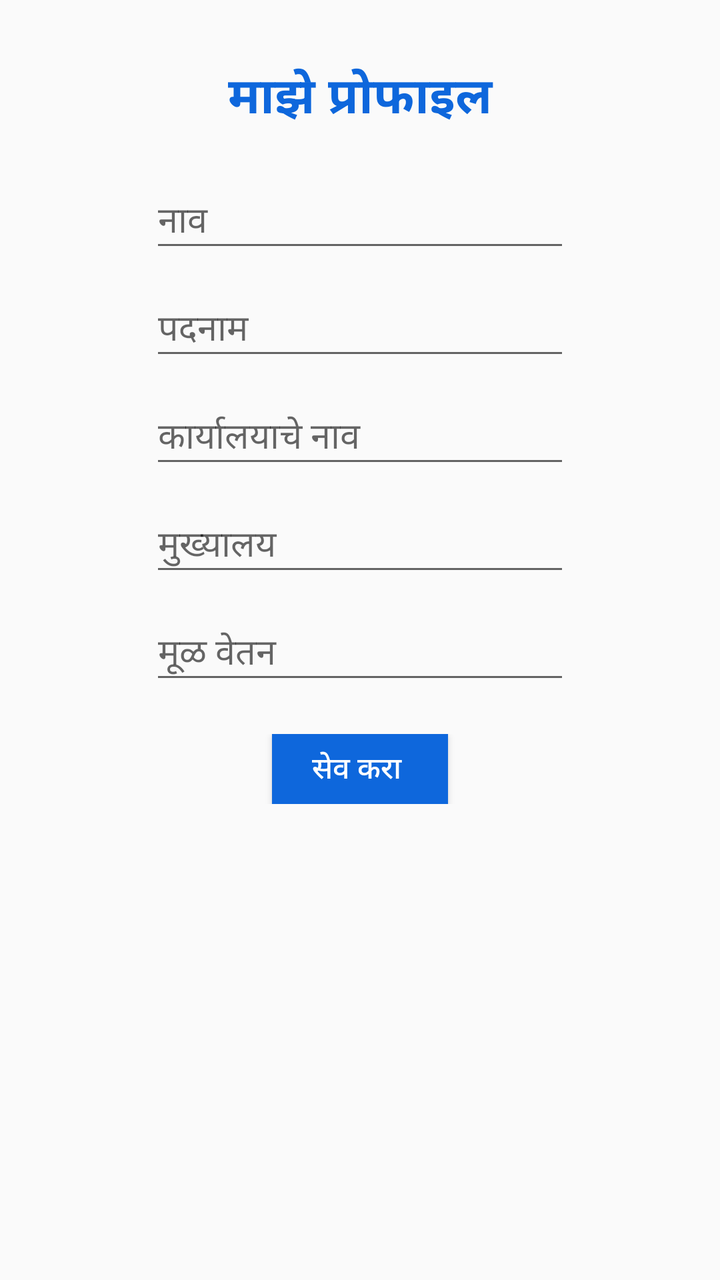
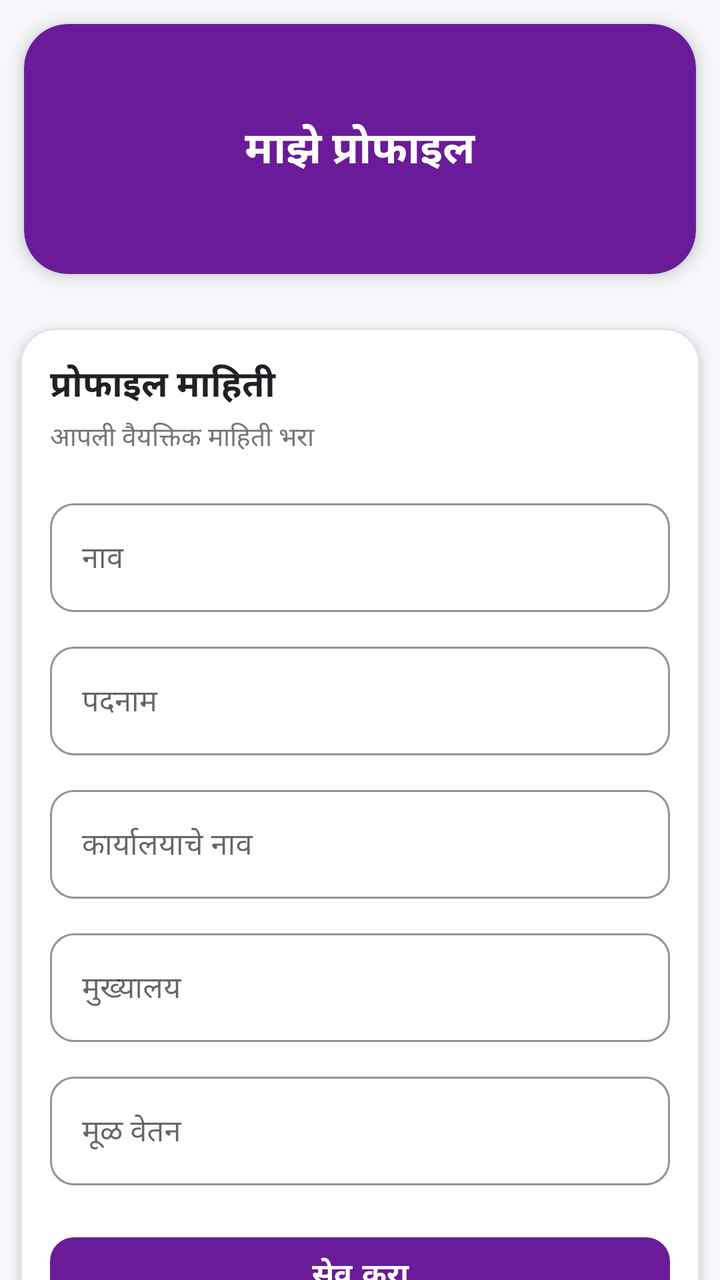

The first picture is an Android layout as it rendered before a commit; the second is the same layout after the commit. The layout source and the unified diff follow.
<!-- AndroidManifest.xml: application theme AppTheme -->
<!-- res/layout/activity_profile.xml -->
<?xml version="1.0" encoding="utf-8"?>
<LinearLayout xmlns:android="http://schemas.android.com/apk/res/android"
    xmlns:app="http://schemas.android.com/apk/res-auto"
    xmlns:tools="http://schemas.android.com/tools"
    android:layout_width="match_parent"
    android:layout_height="match_parent"
    tools:context=".ReportActivity"
    android:gravity="center_horizontal"
    android:orientation="vertical">

    <LinearLayout
        android:layout_width="match_parent"
        android:layout_height="wrap_content"
        android:orientation="vertical"
        android:layout_marginTop="30sp">

    <TextView
        android:layout_width="match_parent"
        android:layout_height="wrap_content"
        android:text="माझे प्रोफाइल"
        android:textSize="25sp"
        android:textStyle="bold"
        android:textColor="@color/colorPrimary"
        android:gravity="center"
        android:inputType="text"/>
    </LinearLayout>
    <EditText
        android:id="@+id/edd"
        android:layout_width="wrap_content"
        android:layout_height="wrap_content"
        android:ems="10"
        android:layout_marginTop="20dp"
        android:visibility="gone"
        android:inputType="text"/>
    <EditText
        android:id="@+id/ed11"
        android:layout_width="wrap_content"
        android:layout_height="wrap_content"
        android:ems="10"
        android:layout_marginTop="20dp"
        android:hint="नाव"
        android:inputType="text"/>

    <EditText
    android:id="@+id/ed22"
    android:layout_width="wrap_content"
    android:layout_height="wrap_content"
    android:ems="10"
    android:layout_marginTop="10dp"
    android:hint="पदनाम"
        android:inputType="text"/>

    <EditText
        android:id="@+id/ed3"
        android:layout_width="wrap_content"
        android:layout_height="wrap_content"
        android:ems="10"
        android:layout_marginTop="10dp"
        android:hint="कार्यालयाचे नाव"
        android:inputType="text"/>

    <EditText
        android:id="@+id/ed4"
        android:layout_width="wrap_content"
        android:layout_height="wrap_content"
        android:ems="10"
        android:layout_marginTop="10dp"
        android:hint="मुख्यालय "
        android:inputType="text"/>

    <EditText
        android:id="@+id/ed5"
        android:layout_width="wrap_content"
        android:layout_height="wrap_content"
        android:ems="10"
        android:layout_marginTop="10dp"
        android:hint="मूळ वेतन "
        android:inputType="number"/>

    <LinearLayout
        android:layout_width="match_parent"
        android:layout_height="wrap_content"
        android:orientation="horizontal"
        android:gravity="center"
        android:layout_marginTop="20dp"
        android:layout_marginLeft="20sp"
        android:layout_marginRight="20sp">
        <Button
            android:id="@+id/edit"
            android:layout_width="wrap_content"
            android:layout_height="35dp"
            android:text="सेव करा "
            android:background="@color/colorPrimary"
            android:textColor="@color/White"
            android:textSize="15dp"
            />




    </LinearLayout>



</LinearLayout>
<!-- resources referenced by this layout -->
<resources>
  <color name="White">#ffffff</color>
  <color name="colorPrimary">#0e67dc</color>
  <style name="AppTheme" parent="Theme.AppCompat.Light.DarkActionBar">
          
          <item name="colorPrimary">@color/colorPrimary</item>
          <item name="colorPrimaryDark">@color/colorPrimaryDark</item>
          <item name="colorAccent">@color/colorAccent</item>
      </style>
  <color name="colorPrimaryDark">#000a57</color>
  <color name="colorAccent">#1b21d8</color>
</resources>

<!-- the commit's change to res/layout/activity_profile.xml (unified diff, before → after) -->
@@ -1,105 +1,286 @@
 <?xml version="1.0" encoding="utf-8"?>
-<LinearLayout xmlns:android="http://schemas.android.com/apk/res/android"
+<ScrollView
+    xmlns:android="http://schemas.android.com/apk/res/android"
     xmlns:app="http://schemas.android.com/apk/res-auto"
     xmlns:tools="http://schemas.android.com/tools"
     android:layout_width="match_parent"
     android:layout_height="match_parent"
-    tools:context=".ReportActivity"
-    android:gravity="center_horizontal"
-    android:orientation="vertical">
+    android:background="#F5F7FA"
+    android:fillViewport="true"
+    android:scrollbars="none"
+    tools:context=".ReportActivity">
 
     <LinearLayout
         android:layout_width="match_parent"
         android:layout_height="wrap_content"
         android:orientation="vertical"
-        android:layout_marginTop="30sp">
-
-    <TextView
-        android:layout_width="match_parent"
-        android:layout_height="wrap_content"
-        android:text="माझे प्रोफाइल"
-        android:textSize="25sp"
-        android:textStyle="bold"
-        android:textColor="@color/colorPrimary"
-        android:gravity="center"
-        android:inputType="text"/>
+        android:paddingBottom="25dp">
+
+
+        
+        <com.google.android.material.card.MaterialCardView
+            android:layout_width="match_parent"
+            android:layout_height="125dp"
+            android:layout_margin="12dp"
+            app:cardBackgroundColor="@color/colorPrimary"
+            app:cardCornerRadius="22dp"
+            app:cardElevation="5dp">
+
+            <LinearLayout
+                android:layout_width="match_parent"
+                android:layout_height="match_parent"
+                android:gravity="center"
+                android:orientation="vertical"
+                android:padding="16dp">
+
+                <TextView
+                    android:layout_width="wrap_content"
+                    android:layout_height="wrap_content"
+                    android:text="माझे प्रोफाइल"
+                    android:textColor="@android:color/white"
+                    android:textSize="22sp"
+                    android:textStyle="bold" />
+
+                
+                
+                
+                
+                
+                
+                
+
+
+
+
+
+
+
+
+
+            </LinearLayout>
+
+        </com.google.android.material.card.MaterialCardView>
+
+        
+
+        <com.google.android.material.card.MaterialCardView
+            android:id="@+id/profileCard"
+            android:layout_width="match_parent"
+            android:layout_height="wrap_content"
+            android:layout_marginStart="10dp"
+            android:layout_marginTop="15dp"
+            android:layout_marginEnd="10dp"
+            app:cardBackgroundColor="@android:color/white"
+            app:cardCornerRadius="18dp"
+            app:cardElevation="3dp"
+            app:strokeColor="#E1E5EA"
+            app:strokeWidth="1dp">
+
+            <LinearLayout
+                android:layout_width="match_parent"
+                android:layout_height="wrap_content"
+                android:orientation="vertical"
+                android:padding="15dp">
+
+
+                
+
+                <TextView
+                    android:layout_width="match_parent"
+                    android:layout_height="wrap_content"
+                    android:text="प्रोफाइल माहिती"
+                    android:textColor="#202124"
+                    android:textSize="18sp"
+                    android:textStyle="bold" />
+
+                <TextView
+                    android:layout_width="match_parent"
+                    android:layout_height="wrap_content"
+                    android:layout_marginTop="3dp"
+                    android:text="आपली वैयक्तिक माहिती भरा"
+                    android:textColor="#757575"
+                    android:textSize="13sp" />
+
+
+                
+
+                <EditText
+                    android:id="@+id/edd"
+                    android:layout_width="match_parent"
+                    android:layout_height="wrap_content"
+                    android:visibility="gone" />
+
+
+                
+
+                <com.google.android.material.textfield.TextInputLayout
+                    android:id="@+id/nameLayout"
+                    style="@style/Widget.MaterialComponents.TextInputLayout.OutlinedBox"
+                    android:layout_width="match_parent"
+                    android:layout_height="wrap_content"
+                    android:layout_marginTop="18dp"
+                    android:hint="नाव"
+                    app:boxCornerRadiusBottomEnd="12dp"
+                    app:boxCornerRadiusBottomStart="12dp"
+                    app:boxCornerRadiusTopEnd="12dp"
+                    app:boxCornerRadiusTopStart="12dp"
+                    app:boxStrokeColor="@color/colorPrimary">
+
+                    <com.google.android.material.textfield.TextInputEditText
+                        android:id="@+id/ed11"
+                        android:layout_width="match_parent"
+                        android:layout_height="wrap_content"
+                        android:inputType="textPersonName"
+                        android:textSize="15sp" />
+
+                </com.google.android.material.textfield.TextInputLayout>
+
+
+                
+
+                <com.google.android.material.textfield.TextInputLayout
+                    android:id="@+id/designationLayout"
+                    style="@style/Widget.MaterialComponents.TextInputLayout.OutlinedBox"
+                    android:layout_width="match_parent"
+                    android:layout_height="wrap_content"
+                    android:layout_marginTop="12dp"
+                    android:hint="पदनाम"
+                    app:boxCornerRadiusBottomEnd="12dp"
+                    app:boxCornerRadiusBottomStart="12dp"
+                    app:boxCornerRadiusTopEnd="12dp"
+                    app:boxCornerRadiusTopStart="12dp"
+                    app:boxStrokeColor="@color/colorPrimary">
+
+                    <com.google.android.material.textfield.TextInputEditText
+                        android:id="@+id/ed22"
+                        android:layout_width="match_parent"
+                        android:layout_height="wrap_content"
+                        android:inputType="text"
+                        android:textSize="15sp" />
+
+                </com.google.android.material.textfield.TextInputLayout>
+
+
+                
+
+                <com.google.android.material.textfield.TextInputLayout
+                    android:id="@+id/officeLayout"
+                    style="@style/Widget.MaterialComponents.TextInputLayout.OutlinedBox"
+                    android:layout_width="match_parent"
+                    android:layout_height="wrap_content"
+                    android:layout_marginTop="12dp"
+                    android:hint="कार्यालयाचे नाव"
+                    app:boxCornerRadiusBottomEnd="12dp"
+                    app:boxCornerRadiusBottomStart="12dp"
+                    app:boxCornerRadiusTopEnd="12dp"
+                    app:boxCornerRadiusTopStart="12dp"
+                    app:boxStrokeColor="@color/colorPrimary">
+
+                    <com.google.android.material.textfield.TextInputEditText
+                        android:id="@+id/ed3"
+                        android:layout_width="match_parent"
+                        android:layout_height="wrap_content"
+                        android:inputType="text"
+                        android:textSize="15sp" />
+
+                </com.google.android.material.textfield.TextInputLayout>
+
+
+                
+
+                <com.google.android.material.textfield.TextInputLayout
+                    android:id="@+id/headquarterLayout"
+                    style="@style/Widget.MaterialComponents.TextInputLayout.OutlinedBox"
+                    android:layout_width="match_parent"
+                    android:layout_height="wrap_content"
+                    android:layout_marginTop="12dp"
+                    android:hint="मुख्यालय"
+                    app:boxCornerRadiusBottomEnd="12dp"
+                    app:boxCornerRadiusBottomStart="12dp"
+                    app:boxCornerRadiusTopEnd="12dp"
+                    app:boxCornerRadiusTopStart="12dp"
+                    app:boxStrokeColor="@color/colorPrimary">
+
+                    <com.google.android.material.textfield.TextInputEditText
+                        android:id="@+id/ed4"
+                        android:layout_width="match_parent"
+                        android:layout_height="wrap_content"
+                        android:inputType="text"
+                        android:textSize="15sp" />
+
+                </com.google.android.material.textfield.TextInputLayout>
+
+
+                
+
+                <com.google.android.material.textfield.TextInputLayout
+                    android:id="@+id/salaryLayout"
+                    style="@style/Widget.MaterialComponents.TextInputLayout.OutlinedBox"
+                    android:layout_width="match_parent"
+                    android:layout_height="wrap_content"
+                    android:layout_marginTop="12dp"
+                    android:hint="मूळ वेतन"
+                    app:boxCornerRadiusBottomEnd="12dp"
+                    app:boxCornerRadiusBottomStart="12dp"
+                    app:boxCornerRadiusTopEnd="12dp"
+                    app:boxCornerRadiusTopStart="12dp"
+                    app:boxStrokeColor="@color/colorPrimary">
+
+                    <com.google.android.material.textfield.TextInputEditText
+                        android:id="@+id/ed5"
+                        android:layout_width="match_parent"
+                        android:layout_height="wrap_content"
+                        android:inputType="number"
+                        android:textSize="15sp" />
+
+                </com.google.android.material.textfield.TextInputLayout>
+
+
+                
+
+                <com.google.android.material.button.MaterialButton
+                    android:id="@+id/edit"
+                    android:layout_width="match_parent"
+                    android:layout_height="50dp"
+                    android:layout_marginTop="20dp"
+                    android:text="सेव करा"
+                    android:textColor="@android:color/white"
+                    android:textSize="15sp"
+                    android:textStyle="bold"
+                    app:backgroundTint="@color/colorPrimary"
+                    app:cornerRadius="12dp" />
+
+            </LinearLayout>
+
+        </com.google.android.material.card.MaterialCardView>
+
+
+        
+
+        <com.google.android.material.card.MaterialCardView
+            android:layout_width="match_parent"
+            android:layout_height="wrap_content"
+            android:layout_marginStart="14dp"
+            android:layout_marginTop="12dp"
+            android:layout_marginEnd="14dp"
+            app:cardBackgroundColor="#FFF8E1"
+            app:cardCornerRadius="14dp"
+            app:cardElevation="2dp"
+            app:strokeColor="#FFE082"
+            app:strokeWidth="1dp">
+
+            <TextView
+                android:layout_width="match_parent"
+                android:layout_height="wrap_content"
+                android:padding="12dp"
+                android:gravity="center"
+                android:text="कृपया आपली माहिती योग्यरित्या भरा."
+                android:textColor="#D84315"
+                android:textSize="13sp"
+                android:textStyle="bold" />
+
+        </com.google.android.material.card.MaterialCardView>
+
     </LinearLayout>
-    <EditText
-        android:id="@+id/edd"
-        android:layout_width="wrap_content"
-        android:layout_height="wrap_content"
-        android:ems="10"
-        android:layout_marginTop="20dp"
-        android:visibility="gone"
-        android:inputType="text"/>
-    <EditText
-        android:id="@+id/ed11"
-        android:layout_width="wrap_content"
-        android:layout_height="wrap_content"
-        android:ems="10"
-        android:layout_marginTop="20dp"
-        android:hint="नाव"
-        android:inputType="text"/>
-
-    <EditText
-    android:id="@+id/ed22"
-    android:layout_width="wrap_content"
-    android:layout_height="wrap_content"
-    android:ems="10"
-    android:layout_marginTop="10dp"
-    android:hint="पदनाम"
-        android:inputType="text"/>
-
-    <EditText
-        android:id="@+id/ed3"
-        android:layout_width="wrap_content"
-        android:layout_height="wrap_content"
-        android:ems="10"
-        android:layout_marginTop="10dp"
-        android:hint="कार्यालयाचे नाव"
-        android:inputType="text"/>
-
-    <EditText
-        android:id="@+id/ed4"
-        android:layout_width="wrap_content"
-        android:layout_height="wrap_content"
-        android:ems="10"
-        android:layout_marginTop="10dp"
-        android:hint="मुख्यालय "
-        android:inputType="text"/>
-
-    <EditText
-        android:id="@+id/ed5"
-        android:layout_width="wrap_content"
-        android:layout_height="wrap_content"
-        android:ems="10"
-        android:layout_marginTop="10dp"
-        android:hint="मूळ वेतन "
-        android:inputType="number"/>
-
-    <LinearLayout
-        android:layout_width="match_parent"
-        android:layout_height="wrap_content"
-        android:orientation="horizontal"
-        android:gravity="center"
-        android:layout_marginTop="20dp"
-        android:layout_marginLeft="20sp"
-        android:layout_marginRight="20sp">
-        <Button
-            android:id="@+id/edit"
-            android:layout_width="wrap_content"
-            android:layout_height="35dp"
-            android:text="सेव करा "
-            android:background="@color/colorPrimary"
-            android:textColor="@color/White"
-            android:textSize="15dp"
-            />
-
-
-
-
-    </LinearLayout>
-
-
-
-</LinearLayout>
+
+</ScrollView>
<!-- resource entries referenced after the edit -->
@@ -1,14 +1,17 @@
 <!-- resources referenced by this layout -->
 <resources>
-  <color name="White">#ffffff</color>
-  <color name="colorPrimary">#0e67dc</color>
-  <style name="AppTheme" parent="Theme.AppCompat.Light.DarkActionBar">
-          
+  <color name="colorPrimary">#6A1B9A</color>
+  <style name="AppTheme" parent="Theme.MaterialComponents.Light.NoActionBar">
+  
           <item name="colorPrimary">@color/colorPrimary</item>
           <item name="colorPrimaryDark">@color/colorPrimaryDark</item>
           <item name="colorAccent">@color/colorAccent</item>
+          <item name="android:statusBarColor">@color/colorBackground</item>
+          <item name="android:windowLightStatusBar">true</item>
+  
       </style>
-  <color name="colorPrimaryDark">#000a57</color>
-  <color name="colorAccent">#1b21d8</color>
+  <color name="colorPrimaryDark">#1565C0</color>
+  <color name="colorAccent">#EC407A</color>
+  <color name="colorBackground">#F5F7FA</color>
 </resources>
 
